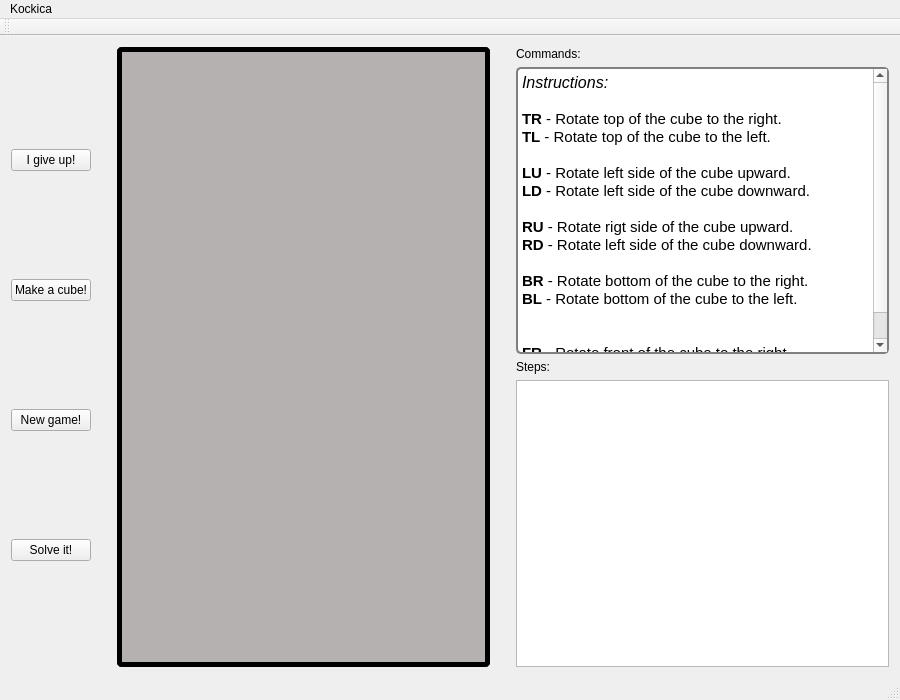
Qt form SRCE/rubik.ui (Dara1994/SolveRubickCubeEasy) before a commit.
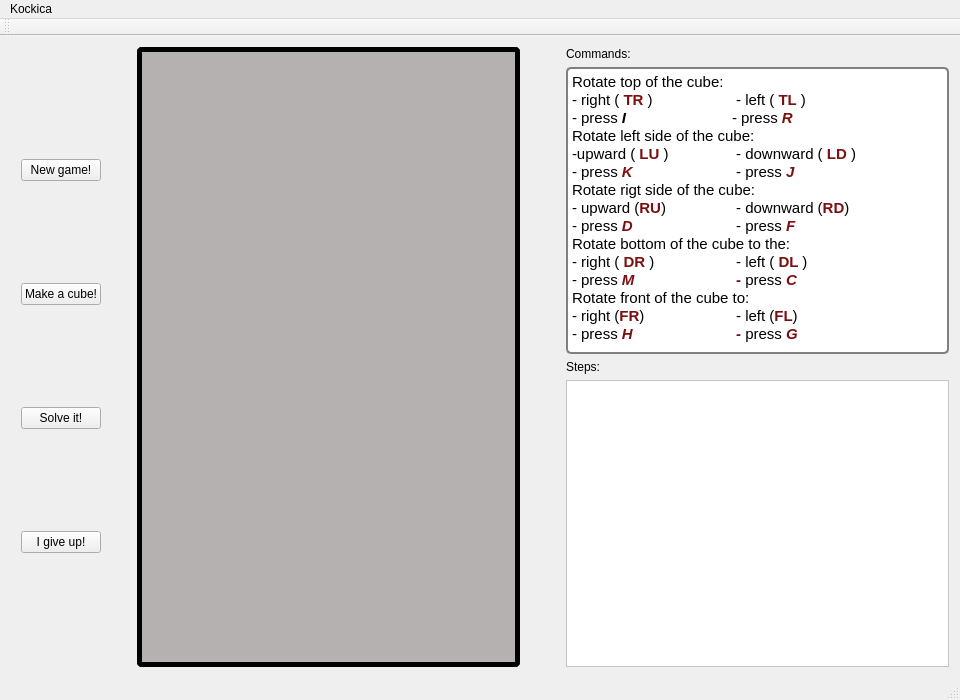
The same form after that commit. Icons and pictures are not drawn.

Commit message: Male izmene u izgledu aplikacije.

Diff of the .ui file:
```diff
--- a/SRCE/rubik.ui
+++ b/SRCE/rubik.ui
@@ -9,7 +9,7 @@
    <rect>
     <x>0</x>
     <y>0</y>
-    <width>900</width>
+    <width>960</width>
     <height>700</height>
    </rect>
   </property>
@@ -46,38 +46,73 @@
   <property name="autoFillBackground">
    <bool>true</bool>
   </property>
+  <property name="styleSheet">
+   <string notr="true">QtMainWindow{
+background-image:url(:/images/canvas3.jpg);}</string>
+  </property>
   <widget class="QWidget" name="centralWidget">
    <layout class="QHBoxLayout" name="horizontalLayout">
     <item>
      <layout class="QVBoxLayout" name="verticalLayout_3">
-      <item>
-       <widget class="QPushButton" name="I_give_up">
-        <property name="text">
-         <string>I give up!</string>
-        </property>
-       </widget>
-      </item>
-      <item>
-       <widget class="QPushButton" name="Make_a_cube">
-        <property name="text">
-         <string>Make a cube!</string>
-        </property>
-       </widget>
-      </item>
+      <property name="spacing">
+       <number>0</number>
+      </property>
+      <property name="leftMargin">
+       <number>10</number>
+      </property>
+      <property name="topMargin">
+       <number>10</number>
+      </property>
+      <property name="rightMargin">
+       <number>10</number>
+      </property>
+      <property name="bottomMargin">
+       <number>10</number>
+      </property>
       <item>
        <widget class="QPushButton" name="New_game">
+        <property name="styleSheet">
+         <string notr="true">QPushButton{
+border-color: 10px solid red;
+border	-radius: 10px;
+font: 75 12pt &quot;Purisa&quot;;
+}</string>
+        </property>
         <property name="text">
          <string>New game!</string>
         </property>
        </widget>
       </item>
+      <item>
+       <widget class="QPushButton" name="Make_a_cube">
+        <property name="styleSheet">
+         <string notr="true">font: 75 12pt &quot;Purisa&quot;;</string>
+        </property>
+        <property name="text">
+         <string>Make a cube!</string>
+        </property>
+       </widget>
+      </item>
       <item>
        <widget class="QPushButton" name="pushButton">
+        <property name="styleSheet">
+         <string notr="true">font: 75 12pt &quot;Purisa&quot;;</string>
+        </property>
         <property name="text">
          <string>Solve it!</string>
         </property>
        </widget>
       </item>
+      <item>
+       <widget class="QPushButton" name="I_give_up">
+        <property name="styleSheet">
+         <string notr="true">font: 75 12pt &quot;Purisa&quot;;</string>
+        </property>
+        <property name="text">
+         <string>I give up!</string>
+        </property>
+       </widget>
+      </item>
      </layout>
     </item>
     <item>
@@ -98,6 +133,9 @@
     </item>
     <item>
      <widget class="QGroupBox" name="groupBox">
+      <property name="enabled">
+       <bool>true</bool>
+      </property>
       <property name="sizePolicy">
        <sizepolicy hsizetype="Expanding" vsizetype="Preferred">
         <horstretch>0</horstretch>
@@ -134,7 +172,7 @@
       </property>
       <property name="sizeHint" stdset="0">
        <size>
-        <width>20</width>
+        <width>40</width>
         <height>20</height>
        </size>
       </property>
@@ -144,6 +182,9 @@
      <layout class="QVBoxLayout" name="verticalLayout_2">
       <item>
        <widget class="QLabel" name="label_2">
+        <property name="styleSheet">
+         <string notr="true">font: 75 12pt &quot;Purisa&quot;;</string>
+        </property>
         <property name="text">
          <string>Commands:</string>
         </property>
@@ -164,35 +205,40 @@
 &lt;html&gt;&lt;head&gt;&lt;meta name=&quot;qrichtext&quot; content=&quot;1&quot; /&gt;&lt;style type=&quot;text/css&quot;&gt;
 p, li { white-space: pre-wrap; }
 &lt;/style&gt;&lt;/head&gt;&lt;body style=&quot; font-family:'Ubuntu'; font-size:11pt; font-weight:400; font-style:normal;&quot;&gt;
-&lt;p style=&quot; margin-top:0px; margin-bottom:0px; margin-left:0px; margin-right:0px; -qt-block-indent:0; text-indent:0px;&quot;&gt;&lt;span style=&quot; font-size:12pt; font-style:italic;&quot;&gt;Instructions:&lt;/span&gt;&lt;/p&gt;
-&lt;p style=&quot;-qt-paragraph-type:empty; margin-top:0px; margin-bottom:0px; margin-left:0px; margin-right:0px; -qt-block-indent:0; text-indent:0px;&quot;&gt;&lt;br /&gt;&lt;/p&gt;
-&lt;p style=&quot; margin-top:0px; margin-bottom:0px; margin-left:0px; margin-right:0px; -qt-block-indent:0; text-indent:0px;&quot;&gt;&lt;span style=&quot; font-weight:600;&quot;&gt;TR&lt;/span&gt; - Rotate top of the cube to the right.&lt;/p&gt;
-&lt;p style=&quot; margin-top:0px; margin-bottom:0px; margin-left:0px; margin-right:0px; -qt-block-indent:0; text-indent:0px;&quot;&gt;&lt;span style=&quot; font-weight:600;&quot;&gt;TL&lt;/span&gt; - Rotate top of the cube to the left.&lt;/p&gt;
-&lt;p style=&quot;-qt-paragraph-type:empty; margin-top:0px; margin-bottom:0px; margin-left:0px; margin-right:0px; -qt-block-indent:0; text-indent:0px;&quot;&gt;&lt;br /&gt;&lt;/p&gt;
-&lt;p style=&quot; margin-top:0px; margin-bottom:0px; margin-left:0px; margin-right:0px; -qt-block-indent:0; text-indent:0px;&quot;&gt;&lt;span style=&quot; font-weight:600;&quot;&gt;LU&lt;/span&gt; - Rotate left side of the cube upward.&lt;/p&gt;
-&lt;p style=&quot; margin-top:0px; margin-bottom:0px; margin-left:0px; margin-right:0px; -qt-block-indent:0; text-indent:0px;&quot;&gt;&lt;span style=&quot; font-weight:600;&quot;&gt;LD&lt;/span&gt; - Rotate left side of the cube downward.&lt;/p&gt;
-&lt;p style=&quot;-qt-paragraph-type:empty; margin-top:0px; margin-bottom:0px; margin-left:0px; margin-right:0px; -qt-block-indent:0; text-indent:0px;&quot;&gt;&lt;br /&gt;&lt;/p&gt;
-&lt;p style=&quot; margin-top:0px; margin-bottom:0px; margin-left:0px; margin-right:0px; -qt-block-indent:0; text-indent:0px;&quot;&gt;&lt;span style=&quot; font-weight:600;&quot;&gt;RU&lt;/span&gt; - Rotate rigt side of the cube upward.&lt;/p&gt;
-&lt;p style=&quot; margin-top:0px; margin-bottom:0px; margin-left:0px; margin-right:0px; -qt-block-indent:0; text-indent:0px;&quot;&gt;&lt;span style=&quot; font-weight:600;&quot;&gt;RD&lt;/span&gt; - Rotate left side of the cube downward.&lt;/p&gt;
-&lt;p style=&quot;-qt-paragraph-type:empty; margin-top:0px; margin-bottom:0px; margin-left:0px; margin-right:0px; -qt-block-indent:0; text-indent:0px;&quot;&gt;&lt;br /&gt;&lt;/p&gt;
-&lt;p style=&quot; margin-top:0px; margin-bottom:0px; margin-left:0px; margin-right:0px; -qt-block-indent:0; text-indent:0px;&quot;&gt;&lt;span style=&quot; font-weight:600;&quot;&gt;BR&lt;/span&gt; - Rotate bottom of the cube to the right.&lt;/p&gt;
-&lt;p style=&quot; margin-top:0px; margin-bottom:0px; margin-left:0px; margin-right:0px; -qt-block-indent:0; text-indent:0px;&quot;&gt;&lt;span style=&quot; font-weight:600;&quot;&gt;BL&lt;/span&gt; - Rotate bottom of the cube to the left.&lt;/p&gt;
-&lt;p style=&quot;-qt-paragraph-type:empty; margin-top:0px; margin-bottom:0px; margin-left:0px; margin-right:0px; -qt-block-indent:0; text-indent:0px;&quot;&gt;&lt;br /&gt;&lt;/p&gt;
-&lt;p style=&quot;-qt-paragraph-type:empty; margin-top:0px; margin-bottom:0px; margin-left:0px; margin-right:0px; -qt-block-indent:0; text-indent:0px;&quot;&gt;&lt;br /&gt;&lt;/p&gt;
-&lt;p style=&quot; margin-top:0px; margin-bottom:0px; margin-left:0px; margin-right:0px; -qt-block-indent:0; text-indent:0px;&quot;&gt;&lt;span style=&quot; font-weight:600;&quot;&gt;FR&lt;/span&gt; - Rotate front of the cube to the right.&lt;/p&gt;
-&lt;p style=&quot; margin-top:0px; margin-bottom:0px; margin-left:0px; margin-right:0px; -qt-block-indent:0; text-indent:0px;&quot;&gt;&lt;span style=&quot; font-weight:600;&quot;&gt;FL&lt;/span&gt; - Rotate front of the cube to the left.&lt;/p&gt;&lt;/body&gt;&lt;/html&gt;</string>
+&lt;p style=&quot; margin-top:0px; margin-bottom:0px; margin-left:0px; margin-right:0px; -qt-block-indent:0; text-indent:0px;&quot;&gt;Rotate top of the cube: &lt;/p&gt;
+&lt;p style=&quot; margin-top:0px; margin-bottom:0px; margin-left:0px; margin-right:0px; -qt-block-indent:0; text-indent:0px;&quot;&gt;- right ( &lt;span style=&quot; font-weight:600; color:#7c0f0f;&quot;&gt;TR&lt;/span&gt; )          	 - left ( &lt;span style=&quot; font-weight:600; color:#7c0f0f;&quot;&gt;TL &lt;/span&gt;)&lt;/p&gt;
+&lt;p style=&quot; margin-top:0px; margin-bottom:0px; margin-left:0px; margin-right:0px; -qt-block-indent:0; text-indent:0px;&quot;&gt;- press &lt;span style=&quot; font-weight:600; font-style:italic;&quot;&gt;I                  	&lt;/span&gt;- press &lt;span style=&quot; font-weight:600; font-style:italic; color:#7c0f0f;&quot;&gt;R&lt;/span&gt;&lt;/p&gt;
+&lt;p style=&quot; margin-top:0px; margin-bottom:0px; margin-left:0px; margin-right:0px; -qt-block-indent:0; text-indent:0px;&quot;&gt;Rotate left side of the cube:&lt;/p&gt;
+&lt;p style=&quot; margin-top:0px; margin-bottom:0px; margin-left:0px; margin-right:0px; -qt-block-indent:0; text-indent:0px;&quot;&gt;-upward ( &lt;span style=&quot; font-weight:600; color:#7c0f0f;&quot;&gt;LU &lt;/span&gt;)      	 - downward ( &lt;span style=&quot; font-weight:600; color:#7c0f0f;&quot;&gt;LD&lt;/span&gt; )&lt;/p&gt;
+&lt;p style=&quot; margin-top:0px; margin-bottom:0px; margin-left:0px; margin-right:0px; -qt-block-indent:0; text-indent:0px;&quot;&gt;- press &lt;span style=&quot; font-weight:600; font-style:italic; color:#7c0f0f;&quot;&gt;K                 	 &lt;/span&gt;- press &lt;span style=&quot; font-weight:600; font-style:italic; color:#7c0f0f;&quot;&gt;J&lt;/span&gt;&lt;/p&gt;
+&lt;p style=&quot; margin-top:0px; margin-bottom:0px; margin-left:0px; margin-right:0px; -qt-block-indent:0; text-indent:0px;&quot;&gt;Rotate rigt side of the cube:&lt;/p&gt;
+&lt;p style=&quot; margin-top:0px; margin-bottom:0px; margin-left:0px; margin-right:0px; -qt-block-indent:0; text-indent:0px;&quot;&gt;- upward (&lt;span style=&quot; font-weight:600; color:#7c0f0f;&quot;&gt;RU&lt;/span&gt;)       	 - downward (&lt;span style=&quot; font-weight:600; color:#7c0f0f;&quot;&gt;RD&lt;/span&gt;)&lt;/p&gt;
+&lt;p style=&quot; margin-top:0px; margin-bottom:0px; margin-left:0px; margin-right:0px; -qt-block-indent:0; text-indent:0px;&quot;&gt;- press &lt;span style=&quot; font-weight:600; font-style:italic; color:#7c0f0f;&quot;&gt;D                	 &lt;/span&gt;- press &lt;span style=&quot; font-weight:600; font-style:italic; color:#7c0f0f;&quot;&gt;F&lt;/span&gt;&lt;/p&gt;
+&lt;p style=&quot; margin-top:0px; margin-bottom:0px; margin-left:0px; margin-right:0px; -qt-block-indent:0; text-indent:0px;&quot;&gt;Rotate bottom of the cube to the:&lt;/p&gt;
+&lt;p style=&quot; margin-top:0px; margin-bottom:0px; margin-left:0px; margin-right:0px; -qt-block-indent:0; text-indent:0px;&quot;&gt;- right ( &lt;span style=&quot; font-weight:600; color:#7c0f0f;&quot;&gt;DR&lt;/span&gt; )          	 - left ( &lt;span style=&quot; font-weight:600; color:#7c0f0f;&quot;&gt;DL &lt;/span&gt;)&lt;/p&gt;
+&lt;p style=&quot; margin-top:0px; margin-bottom:0px; margin-left:0px; margin-right:0px; -qt-block-indent:0; text-indent:0px;&quot;&gt;- press &lt;span style=&quot; font-weight:600; font-style:italic; color:#7c0f0f;&quot;&gt;M               	 - &lt;/span&gt;press &lt;span style=&quot; font-weight:600; font-style:italic; color:#7c0f0f;&quot;&gt;C&lt;/span&gt;&lt;/p&gt;
+&lt;p style=&quot; margin-top:0px; margin-bottom:0px; margin-left:0px; margin-right:0px; -qt-block-indent:0; text-indent:0px;&quot;&gt;Rotate front of the cube to:&lt;/p&gt;
+&lt;p style=&quot; margin-top:0px; margin-bottom:0px; margin-left:0px; margin-right:0px; -qt-block-indent:0; text-indent:0px;&quot;&gt;- right (&lt;span style=&quot; font-weight:600; color:#7c0f0f;&quot;&gt;FR&lt;/span&gt;)             	 - left (&lt;span style=&quot; font-weight:600; color:#7c0f0f;&quot;&gt;FL&lt;/span&gt;)&lt;/p&gt;
+&lt;p style=&quot; margin-top:0px; margin-bottom:0px; margin-left:0px; margin-right:0px; -qt-block-indent:0; text-indent:0px;&quot;&gt;- press &lt;span style=&quot; font-weight:600; font-style:italic; color:#7c0f0f;&quot;&gt;H	          	 - &lt;/span&gt;press &lt;span style=&quot; font-weight:600; font-style:italic; color:#7c0f0f;&quot;&gt;G&lt;/span&gt;&lt;/p&gt;&lt;/body&gt;&lt;/html&gt;</string>
         </property>
        </widget>
       </item>
       <item>
        <widget class="QLabel" name="label">
+        <property name="styleSheet">
+         <string notr="true">font: 75 12pt &quot;Purisa&quot;;</string>
+        </property>
         <property name="text">
          <string>Steps:</string>
         </property>
        </widget>
       </item>
       <item>
-       <widget class="QPlainTextEdit" name="plainTextEdit"/>
+       <widget class="QPlainTextEdit" name="plainTextEdit">
+        <property name="styleSheet">
+         <string notr="true">background-color: rgb(255, 255, 255);</string>
+        </property>
+       </widget>
       </item>
      </layout>
     </item>
@@ -203,7 +249,7 @@
     <rect>
      <x>0</x>
      <y>0</y>
-     <width>900</width>
+     <width>960</width>
      <height>22</height>
     </rect>
    </property>
```
Left out of the diff: 1 changed line with no effect on the pictures. The commit also changes 2 other files.
